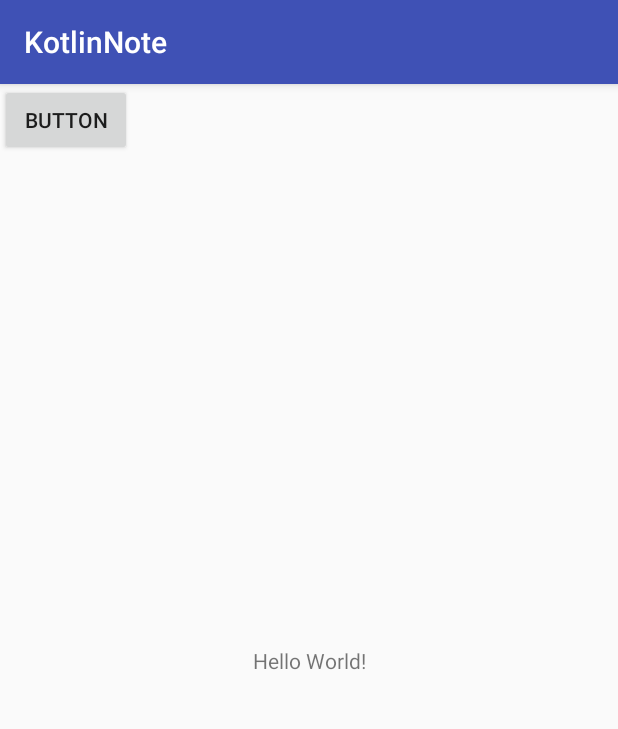
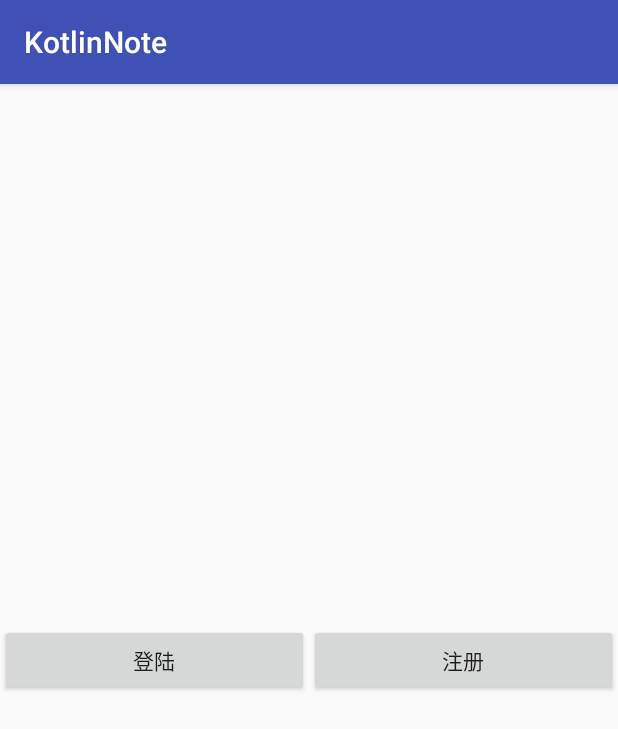
Before and after one commit to DengQiSong/KotlinStudyNote, an Android app: the screen it shows after launch (MainActivity before the commit, LoginRegistrationActivity after it), on a phone screen of 412 x 824 dp. Shown: the top 729 px of the screen. Run offline under Robolectric (Android 15) with nearby library versions, the phone set to English and light mode, and no system bars.

Commit message:
加了点事件

```diff
--- a/app/src/main/AndroidManifest.xml
+++ b/app/src/main/AndroidManifest.xml
@@ -9,14 +9,13 @@
         android:roundIcon="@mipmap/ic_launcher_round"
         android:supportsRtl="true"
         android:theme="@style/AppTheme">
-        <activity android:name=".MainActivity">
+        <activity android:name=".login.LoginRegistrationActivity">
             <intent-filter>
                 <action android:name="android.intent.action.MAIN" />
 
                 <category android:name="android.intent.category.LAUNCHER" />
             </intent-filter>
         </activity>
-        <activity android:name=".KotlinActivity"></activity>
     </application>
 
 </manifest>
--- a/app/src/main/java/com/dqs/kotlinnote/MainActivity.kt
+++ b/app/src/main/java/com/dqs/kotlinnote/MainActivity.kt
@@ -15,7 +15,7 @@ class MainActivity : AppCompatActivity() {
         val next = findViewById(R.id.Button02) as Button
         next.setOnClickListener {
             Toast.makeText(this, "测试", Toast.LENGTH_SHORT).show()
-            firstName.setText(sum(4, 5))
+            firstName.text=sum(4, 5)
         }
         firstName.setText(R.string.app_wod)
     }
--- /dev/null
+++ b/app/src/main/java/com/dqs/kotlinnote/login/LoginRegistrationActivity.kt
@@ -0,0 +1,27 @@
+package com.dqs.kotlinnote.login
+
+import android.os.Bundle
+import android.support.v7.app.AppCompatActivity
+import com.dqs.kotlinnote.R
+
+//登录注册流程
+class LoginRegistrationActivity : AppCompatActivity() {
+
+
+    override fun onCreate(savedInstanceState: Bundle?) {
+        super.onCreate(savedInstanceState)
+        setContentView(R.layout.activity_login_registration)
+        setDefaultFragment()
+    }
+
+    /**
+     * 设置默认显示的fragment
+     */
+    private fun setDefaultFragment() {
+        val fragmentManager = supportFragmentManager
+        val transaction = fragmentManager.beginTransaction()
+        val fragment = SetupFragment.newInstance("设置")
+        transaction.add(R.id.fragment, fragment)
+        transaction.commit()
+    }
+}
--- /dev/null
+++ b/app/src/main/java/com/dqs/kotlinnote/login/SetupFragment.kt
@@ -0,0 +1,49 @@
+package com.dqs.kotlinnote.login
+
+import android.os.Bundle
+import android.preference.PreferenceFragment
+import android.support.v4.app.Fragment
+import android.view.LayoutInflater
+import android.view.View
+import android.view.ViewGroup
+import android.widget.Button
+import android.widget.Toast
+import com.dqs.kotlinnote.R
+import kotterknife.bindView
+import java.util.*
+
+/**
+ *作者：Denqs on 2017/5/23.
+ */
+class SetupFragment : Fragment() {
+    companion object {
+        fun newInstance(fragConent: String): SetupFragment {
+            val args = Bundle()
+            args.putString("ARGS_NAVI_BTN_NAME", fragConent)
+            val fragment = SetupFragment()
+            fragment.arguments = args
+            return fragment
+
+        }
+    }
+
+    /*  override fun onCreate(savedInstanceState: Bundle?) {
+          super.onCreate(savedInstanceState)
+          addPreferencesFromResource(R.xml.preferences);
+      }*/
+
+    override fun onCreateView(inflater: LayoutInflater, container: ViewGroup?, savedInstanceState: Bundle?): View? {
+        val v = inflater.inflate(R.layout.fragment_setup, container, false)
+        initView(v)
+        return v
+    }
+
+    fun initView(v: View) {
+        val log = v.findViewById(R.id.logon) as Button
+        val register = v.findViewById(R.id.register) as Button
+        log.setOnClickListener {
+            fragmentManager.beginTransaction().addToBackStack(null).replace(R.id.fragment, LogOnFragment()).commit() }
+        register.setOnClickListener {
+            fragmentManager.beginTransaction().addToBackStack(null).replace(R.id.fragment, RegisterFragment()).commit() }
+    }
+}
--- /dev/null
+++ b/app/src/main/res/layout/activity_login_registration.xml
@@ -0,0 +1,13 @@
+<?xml version="1.0" encoding="utf-8"?>
+<LinearLayout xmlns:android="http://schemas.android.com/apk/res/android"
+    android:layout_width="match_parent"
+    android:layout_height="match_parent"
+    android:orientation="vertical">
+
+    <FrameLayout
+        android:id="@+id/fragment"
+        android:name="android.preference.PreferenceFragment"
+        android:layout_width="match_parent"
+        android:layout_height="0dp"
+        android:layout_weight="1" />
+</LinearLayout>
--- /dev/null
+++ b/app/src/main/res/layout/fragment_setup.xml
@@ -0,0 +1,21 @@
+<?xml version="1.0" encoding="utf-8"?>
+<LinearLayout xmlns:android="http://schemas.android.com/apk/res/android"
+    android:layout_width="match_parent"
+    android:layout_height="match_parent"
+    android:gravity="center">
+
+    <Button
+        android:id="@+id/logon"
+        android:layout_width="wrap_content"
+        android:layout_height="wrap_content"
+        android:layout_weight="1"
+        android:text="登陆" />
+
+    <Button
+        android:id="@+id/register"
+        android:layout_width="wrap_content"
+        android:layout_height="wrap_content"
+        android:layout_weight="1"
+        android:text="注册" />
+
+</LinearLayout>
--- /dev/null
+++ b/app/src/main/res/values/array.xml
@@ -0,0 +1,24 @@
+<?xml version="1.0" encoding="utf-8"?>
+<resources>
+
+    <string-array name="entries_list_preference">
+
+        <item>丰台区</item>
+
+        <item>石景山区</item>
+
+        <item>海淀区</item>
+
+        <item>漳州市</item>
+
+        <item>朝阳区</item>
+
+    </string-array>
+    <string-array name="entryvalues_list_preference">
+
+        <item>什么事</item>
+
+        <item>看看再说</item>
+
+    </string-array>
+</resources>
--- /dev/null
+++ b/app/src/main/res/xml/preferences.xml
@@ -0,0 +1,66 @@
+<?xml version="1.0" encoding="utf-8"?>
+<PreferenceScreen xmlns:android="http://schemas.android.com/apk/res/android">
+    <PreferenceCategory android:title="In-line preferences">
+        <CheckBoxPreference
+            android:key="checkbox_preference"
+            android:summary="这是一个复选框"
+            android:title="复选框设置" />
+    </PreferenceCategory>
+    <PreferenceCategory
+        android:key="mymsg"
+        android:summary="个人信息"
+        android:title="个人信息">
+        <EditTextPreference
+            android:key="myname"
+            android:summary="姓名"
+            android:title="请输入真实姓名" />
+    </PreferenceCategory>
+    <PreferenceCategory android:title="Dialog-based preferences">
+        <EditTextPreference
+            android:dialogTitle="请输入你最喜欢的种族"
+            android:key="edittext_preference"
+            android:summary="一个使用了编辑文本对话框的例子"
+            android:title="请输入你最喜欢的种族" />
+
+        <ListPreference
+            android:dialogTitle="请选择一项"
+            android:entries="@array/entries_list_preference"
+            android:entryValues="@array/entryvalues_list_preference"
+            android:key="list_preferenc"
+            android:summary="一个使用了列表对话框的例子"
+            android:title="请选择一项" />
+    </PreferenceCategory>
+    <PreferenceCategory android:title="Launch preferences">
+        <!-- This PreferenceScreen tag serves as a screen break (similar to page break in word processing). Like for other preference types, we assign a key here so it is able to save and restore its instance state. -->
+        <PreferenceScreen
+            android:key="screen_preference"
+            android:summary="展示另一个首选项配置页面"
+            android:title="页面首选项">
+            <!-- 你可以在这里放置更多的首选项内容，将被在下一个页面呈现出来 -->
+            <CheckBoxPreference
+                android:key="next_screen_checkbox_preference"
+                android:summary="在另一个页面展示但出于同一个层级的首选项配置"
+                android:title="复选框设置" />
+        </PreferenceScreen>
+        <PreferenceScreen
+            android:summary="从一个意图中启动一个activity"
+            android:title="意图首选项">
+            <intent
+                android:action="android.intent.action.VIEW"
+                android:data="http://www.baidu.com" />
+        </PreferenceScreen>
+    </PreferenceCategory>
+    <PreferenceCategory android:title="Preference attributes">
+        <CheckBoxPreference
+            android:key="parent_checkbox_preference"
+            android:summary="这是一个可见的父类"
+            android:title="父类复选框首选项" />
+        <!-- 子类的可见类型是由样式属性定义的 -->
+        <CheckBoxPreference
+            android:dependency="parent_checkbox_preference"
+            android:key="child_checkbox_preference"
+            android:layout="?android:attr/preferenceLayoutChild"
+            android:summary="这是一个可见的子类"
+            android:title="子类复选框首选项" />
+    </PreferenceCategory>
+</PreferenceScreen>
```
Also changed, not shown: app/src/main/java/com/dqs/kotlinnote/KotlinActivity.kt (deleted, +0 -12 lines), app/src/main/java/com/dqs/kotlinnote/login/LogOnFragment.kt (added, +33 -0 lines), app/src/main/java/com/dqs/kotlinnote/login/RegisterFragment.kt (added, +31 -0 lines), app/src/main/res/layout/activity_kotlin.xml (deleted, +0 -9 lines), app/src/main/res/layout/fragment_logon.xml (added, +18 -0 lines), app/src/main/res/layout/fragment_register.xml (added, +16 -0 lines).
